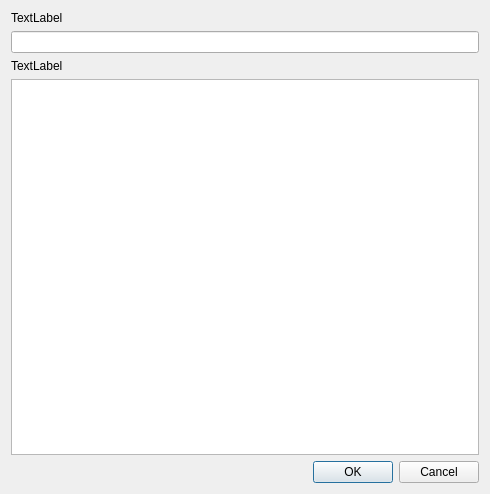
This is src/ui/dlgtestimonialcreate.ui in xavierliancw/CS1C-Class-Project as Qt 5 draws it before an edit. The edited form follows.
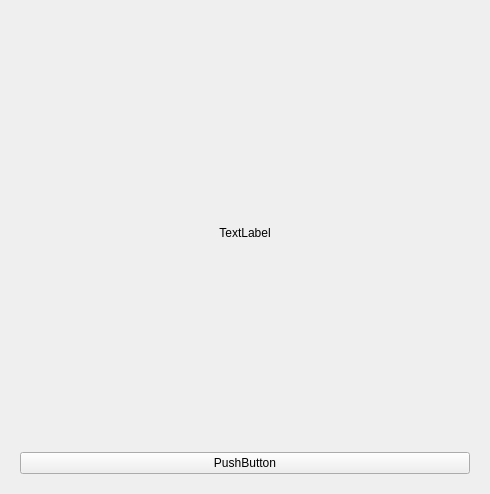
This is the edited form.

Diff of the .ui file:
```diff
--- a/src/ui/dlgtestimonialcreate.ui
+++ b/src/ui/dlgtestimonialcreate.ui
@@ -14,13 +14,27 @@
    <string>Dialog</string>
   </property>
   <layout class="QGridLayout" name="gridLayout">
-   <item row="4" column="0" colspan="2">
-    <widget class="QDialogButtonBox" name="buttonBox">
+   <item row="0" column="0">
+    <widget class="QStackedWidget" name="stackedWidget">
+     <property name="currentIndex">
+      <number>1</number>
+     </property>
+     <widget class="QWidget" name="pgTestimonialForm">
+      <layout class="QGridLayout" name="gridLayout_2">
+       <item row="4" column="0">
+        <widget class="QPushButton" name="saveBt">
+         <property name="text">
+          <string>PushButton</string>
+         </property>
+        </widget>
+       </item>
+       <item row="4" column="1">
+        <widget class="QDialogButtonBox" name="dialogBts">
      <property name="orientation">
       <enum>Qt::Horizontal</enum>
      </property>
      <property name="standardButtons">
-      <set>QDialogButtonBox::Cancel|QDialogButtonBox::Ok</set>
+          <set>QDialogButtonBox::Close</set>
      </property>
     </widget>
    </item>
@@ -46,6 +60,37 @@
    </item>
   </layout>
  </widget>
+     <widget class="QWidget" name="pgSuccess">
+      <layout class="QGridLayout" name="gridLayout_3">
+       <item row="0" column="0">
+        <widget class="QLabel" name="successLbl">
+         <property name="sizePolicy">
+          <sizepolicy hsizetype="Preferred" vsizetype="Preferred">
+           <horstretch>0</horstretch>
+           <verstretch>0</verstretch>
+          </sizepolicy>
+         </property>
+         <property name="text">
+          <string>TextLabel</string>
+         </property>
+         <property name="alignment">
+          <set>Qt::AlignCenter</set>
+         </property>
+        </widget>
+       </item>
+       <item row="1" column="0">
+        <widget class="QPushButton" name="successFinishBt">
+         <property name="text">
+          <string>PushButton</string>
+         </property>
+        </widget>
+       </item>
+      </layout>
+     </widget>
+    </widget>
+   </item>
+  </layout>
+ </widget>
  <resources/>
  <connections>
   <connection>
```
Left out of the diff: 4 changed lines with no effect on the pictures. Lines whose indentation alone changed are shown as unchanged.
